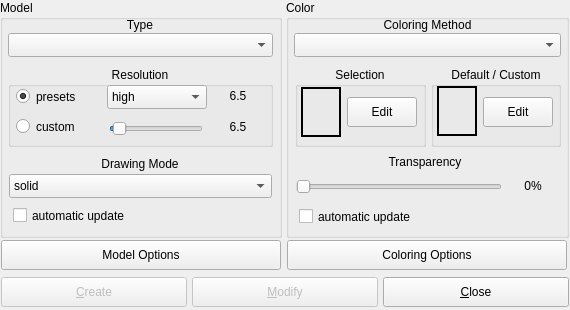
First picture: the form in source/VIEW/DIALOGS/displayProperties.ui, repository BALL-Project/ball, before the edit.
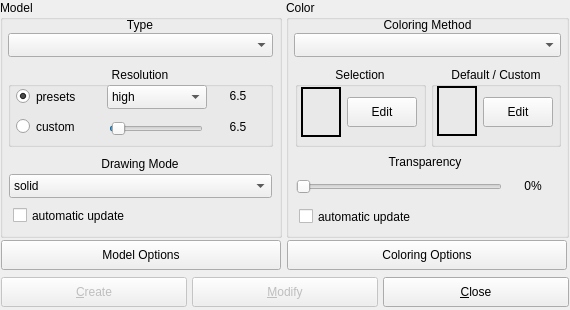
Second picture: the form after the edit.

The edit to the form file:
```diff
--- a/source/VIEW/DIALOGS/displayProperties.ui
+++ b/source/VIEW/DIALOGS/displayProperties.ui
@@ -208,7 +208,7 @@
       <string>Select your own resolution level</string>
      </property>
      <property name="minimum" >
-      <number>1</number>
+      <number>5</number>
      </property>
      <property name="maximum" >
       <number>900</number>
```
